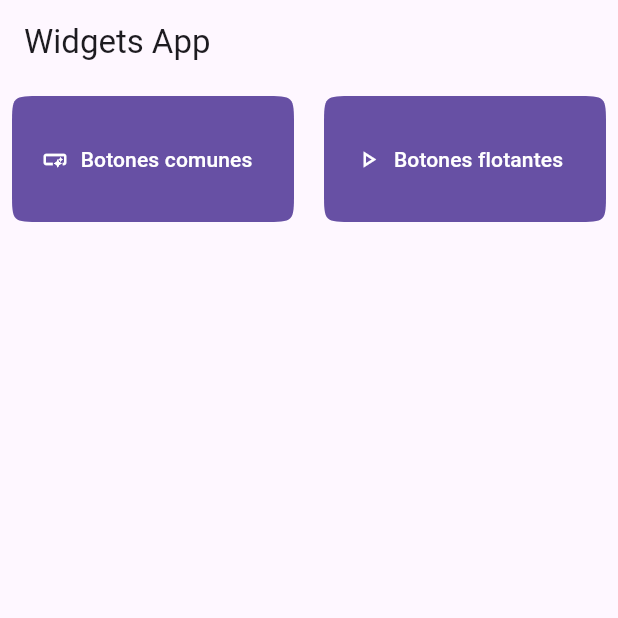
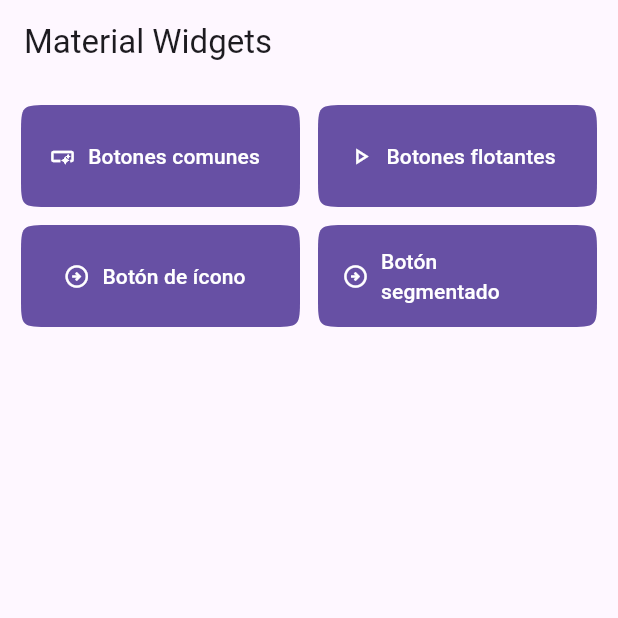
Before and after one commit to jaimetellezb/flutter_widgets_app, a Flutter app: the screen it shows after launch, on a phone screen of 412 x 824 dp, the top half of it. Run offline on Flutter 3.47's test engine with Material 3 defaults, Android fonts, the phone set to English and light mode, and no system bars; our stand-ins replace go_router.

Commit message:
IconButton and segmentedButton

```diff
--- a/lib/configs/constants/constants.dart
+++ b/lib/configs/constants/constants.dart
@@ -18,6 +18,11 @@ enum RouteProperties {
     name: 'icon-button-screen',
     path: 'icon-button',
     label: 'Botón de ícono',
+  ),
+  segmentedButtonScreen(
+    name: 'segmented-button-screen',
+    path: 'segmented-button',
+    label: 'Botón segmentado',
   );
 
   final String name;
--- a/lib/configs/router/app_router.dart
+++ b/lib/configs/router/app_router.dart
@@ -25,6 +25,11 @@ final appRouter = GoRouter(
           path: RouteProperties.iconButtonScreen.path,
           builder: (context, state) => const IconButtonScreen(),
         ),
+        GoRoute(
+          name: RouteProperties.segmentedButtonScreen.name,
+          path: RouteProperties.segmentedButtonScreen.path,
+          builder: (context, state) => const SegmentedButtonScreen(),
+        ),
       ],
     ),
   ],
--- a/lib/configs/wigdet_category.dart
+++ b/lib/configs/wigdet_category.dart
@@ -24,9 +24,14 @@ final categoryList = <WidgetCategory>[
     path: RouteProperties.floatingButtonScreen.path,
     icon: Icons.play_arrow_outlined,
   ),
-  // WidgetCategory(
-  //   title: RouteProperties.iconButtonScreen.label,
-  //   path: RouteProperties.iconButtonScreen.path,
-  //   icon: Icons.arrow_circle_right_outlined,
-  // ),
+  WidgetCategory(
+    title: RouteProperties.iconButtonScreen.label,
+    path: RouteProperties.iconButtonScreen.path,
+    icon: Icons.arrow_circle_right_outlined,
+  ),
+  WidgetCategory(
+    title: RouteProperties.segmentedButtonScreen.label,
+    path: RouteProperties.segmentedButtonScreen.path,
+    icon: Icons.arrow_circle_right_outlined,
+  ),
 ];
--- a/lib/screens/button_screen.dart
+++ b/lib/screens/button_screen.dart
@@ -1,7 +1,5 @@
 import 'package:flutter/material.dart';
 import 'package:flutter_widgets_app/widgets/widgets.dart';
-
-enum Sizes { small, medium, large }
 
 class ButtonScreen extends StatelessWidget {
   const ButtonScreen({super.key});
--- a/lib/screens/home_screen.dart
+++ b/lib/screens/home_screen.dart
@@ -9,20 +9,19 @@ class HomeScreen extends StatelessWidget {
   Widget build(BuildContext context) {
     return Scaffold(
       appBar: AppBar(
-        title: const Text('Widgets App'),
+        title: const Text('Material Widgets'),
       ),
       body: GridView.builder(
+        padding: const EdgeInsets.all(8.0),
         itemCount: categoryList.length,
         gridDelegate: const SliverGridDelegateWithFixedCrossAxisCount(
           crossAxisCount: 2,
-          crossAxisSpacing: 4,
-          mainAxisSpacing: 4,
-          mainAxisExtent: 100,
+          mainAxisExtent: 80,
         ),
         itemBuilder: (context, index) {
           final category = categoryList[index];
           return Padding(
-            padding: const EdgeInsets.all(8.0),
+            padding: const EdgeInsets.all(6.0),
             child: FilledButton.icon(
               style: const ButtonStyle(
                 shape: WidgetStatePropertyAll(
@@ -42,24 +41,6 @@ class HomeScreen extends StatelessWidget {
           );
         },
       ),
-
-      // ListView.builder(
-      //   itemCount: categoryList.length,
-      //   itemBuilder: (context, index) {
-      //     final category = categoryList[index];
-
-      //     return Padding(
-      //       padding: const EdgeInsets.all(8.0),
-      //       child: FilledButton.icon(
-      //         onPressed: () {
-      //           context.go('/${category.path}');
-      //         },
-      //         icon: Icon(category.icon),
-      //         label: Text(category.title),
-      //       ),
-      //     );
-      //   },
-      // ),
     );
   }
 }
--- a/lib/screens/screens.dart
+++ b/lib/screens/screens.dart
@@ -2,3 +2,4 @@ export 'button_screen.dart';
 export 'floating_button_screen.dart';
 export 'home_screen.dart';
 export 'icon_button_screen.dart';
+export 'segmented_button_screen.dart';
```
Also changed, not shown: lib/screens/icon_button_screen.dart (+8 -9 lines), lib/screens/segmented_button_screen.dart (added, +160 -0 lines).
